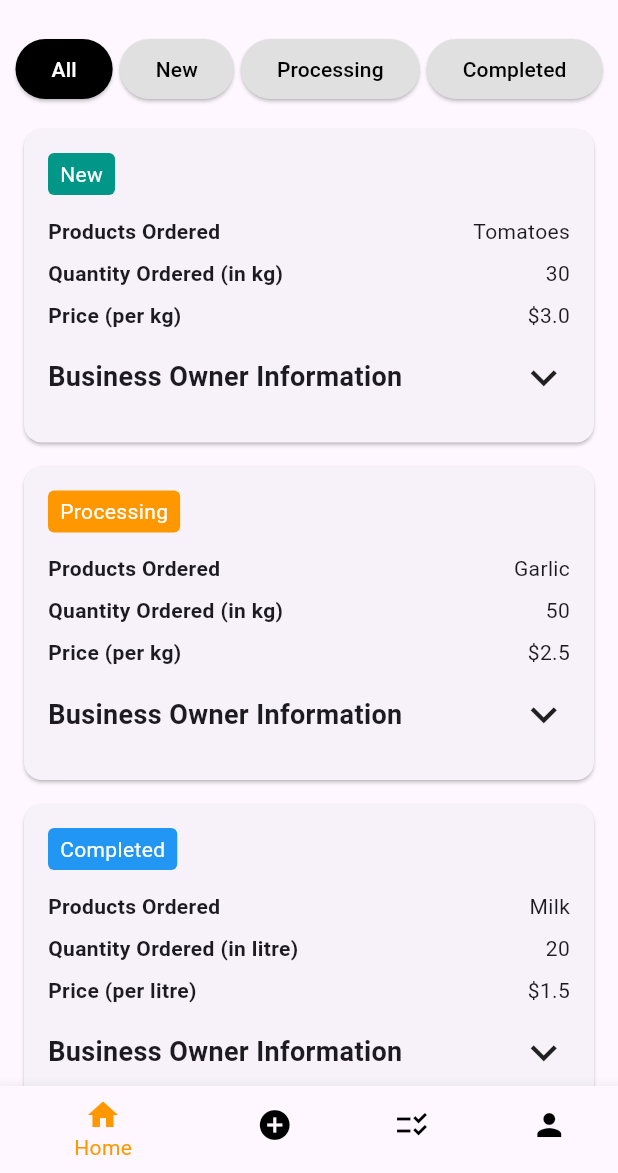
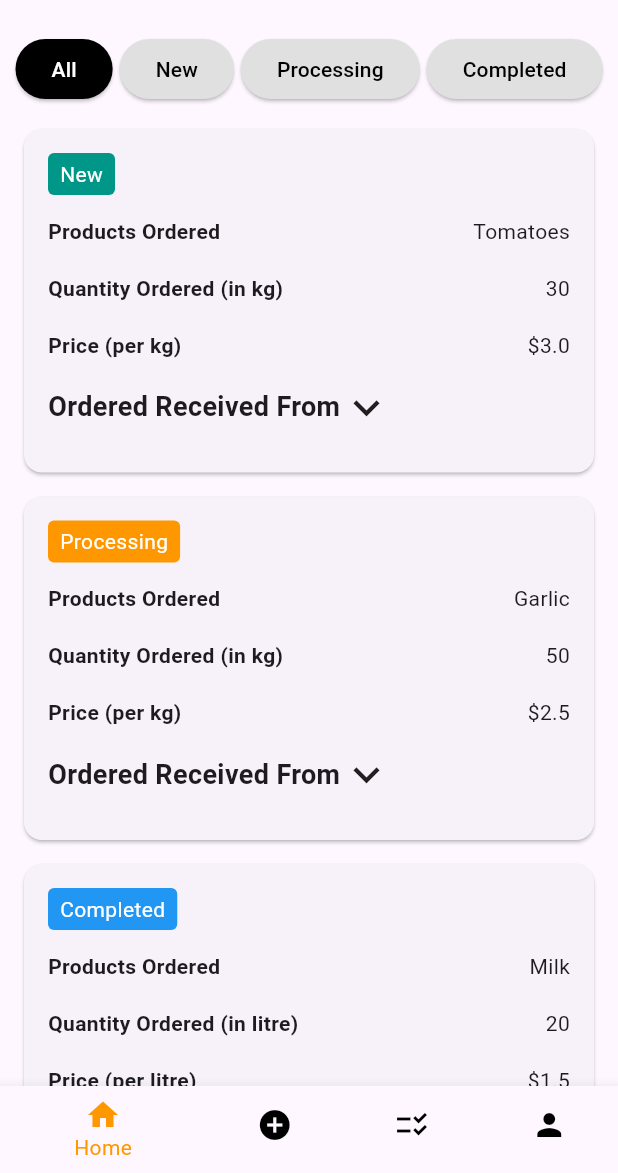
Before and after one commit to fagojs/FarmConnect, a Flutter app: the FarmerHomePage screen opened directly, on a phone screen of 412 x 824 dp, the part 63-1236 px from its top. Run offline on Flutter 3.47's test engine with Material 3 defaults, Android fonts, the phone set to English and light mode, and no system bars; our stand-ins replace email_validator, image_picker.

Commit message:
title changed

```diff
--- a/lib/screens/farmer/home_page.dart
+++ b/lib/screens/farmer/home_page.dart
@@ -250,7 +250,9 @@ class _FarmerHomePageState extends State<FarmerHomePage> {
             ),
             const SizedBox(height: 10),
             _buildOrderDetailRow('Products Ordered', order.orderedProduct.productName),
+            const SizedBox(height: 10),
             _buildOrderDetailRow('Quantity Ordered (in ${order.orderedProduct.category == 'Dairy' ? 'litre' : 'kg'})', order.orderedQuantity.toString()),
+            const SizedBox(height: 10),
             _buildOrderDetailRow('Price (per ${order.orderedProduct.category == 'Dairy' ? 'litre' : 'kg'})', '\$${order.orderedProduct.pricePerKg.toString()}'),
             const SizedBox(height: 10),
             GestureDetector(
@@ -258,10 +260,10 @@ class _FarmerHomePageState extends State<FarmerHomePage> {
                 _toggleBusinessInfo(index);
               },
               child: Row(
-                mainAxisAlignment: MainAxisAlignment.spaceBetween,
+                mainAxisAlignment: MainAxisAlignment.start,
                 children: [
                   Text(
-                    'Business Owner Information',
+                    'Ordered Received From',
                     style: TextStyle(fontSize: 18, fontWeight: FontWeight.bold),
                   ),
                   Icon(_showBusinessOwnerInfoList[index] ? Icons.keyboard_arrow_up : Icons.keyboard_arrow_down, size: 35,),
```
